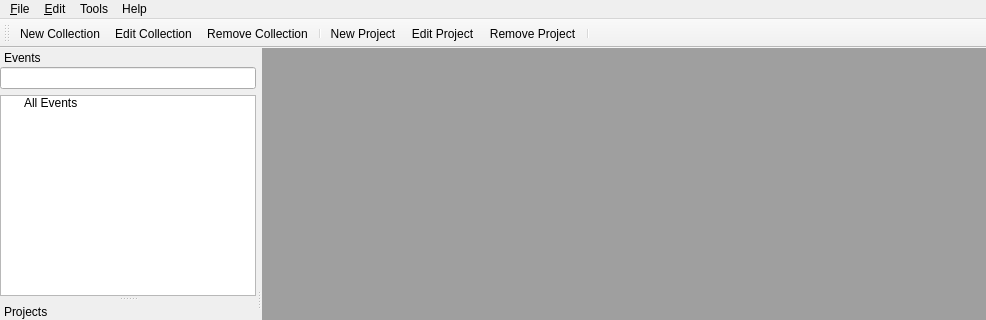
crazafimahatratra/golem, file mainwindow.ui: the form before one commit; both pictures show x 0 to 986 and y 0 to 320 of the 986 by 572 pixel window.
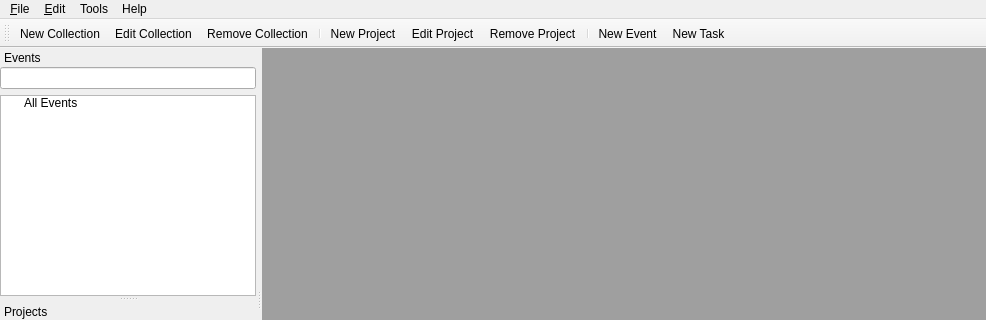
The form after the commit. Icons and pictures are not drawn. Custom widgets are drawn as their Qt base class.

Commit message: Add task and Add event on mainwindow

What changed in the file:
```diff
--- a/mainwindow.ui
+++ b/mainwindow.ui
@@ -108,6 +108,8 @@
    <addaction name="actionEdit_Project"/>
    <addaction name="actionRemove_Project"/>
    <addaction name="separator"/>
+   <addaction name="actionNewEvent"/>
+   <addaction name="actionNewTask"/>
   </widget>
   <widget class="QStatusBar" name="statusBar"/>
   <widget class="QDockWidget" name="dockWidget">
@@ -328,6 +330,24 @@
     <string>Options ...</string>
    </property>
   </action>
+  <action name="actionNewEvent">
+   <property name="icon">
+    <iconset resource="icons.qrc">
+     <normaloff>:/png/icons/calendar--plus.png</normaloff>:/png/icons/calendar--plus.png</iconset>
+   </property>
+   <property name="text">
+    <string>New Event</string>
+   </property>
+  </action>
+  <action name="actionNewTask">
+   <property name="icon">
+    <iconset resource="icons.qrc">
+     <normaloff>:/png/icons/document--plus.png</normaloff>:/png/icons/document--plus.png</iconset>
+   </property>
+   <property name="text">
+    <string>New Task</string>
+   </property>
+  </action>
  </widget>
  <layoutdefault spacing="6" margin="11"/>
  <customwidgets>
```
Left out of the diff: 3 changed lines with no effect on the pictures. The commit also changes 2 other files.
